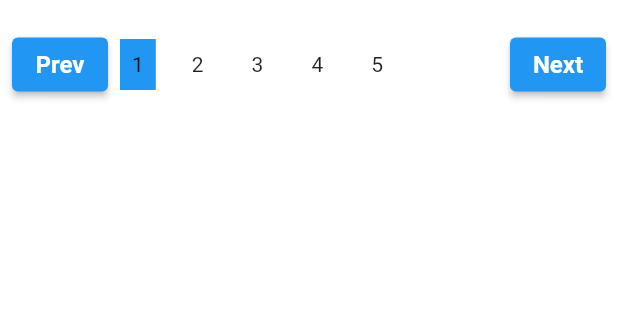
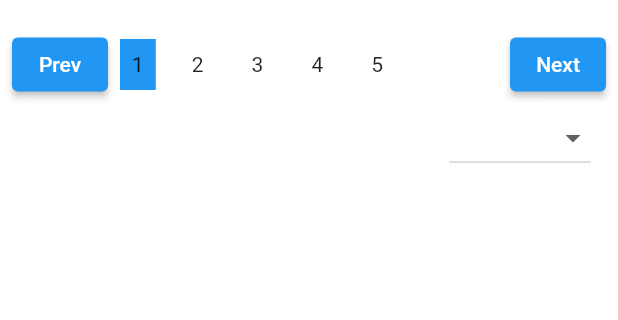
Before and after one commit to Hasnainhai/News_App, a Flutter app: the screen it shows after launch, after a tap on "Next", on a phone screen of 412 x 824 dp, the part 147-467 px from its top. Run offline on Flutter 3.47's test engine with Material 2 defaults, Android fonts, the phone set to English and light mode, and no system bars; our stand-ins replace google_fonts, shared_preferences.

Commit message:
woking on funtional errors

```diff
--- a/lib/Widgets/pagination_button.dart
+++ /dev/null
@@ -1,23 +0,0 @@
-import 'package:flutter/material.dart';
-
-class paginationButton extends StatelessWidget {
-  const paginationButton({required this.text, required this.ontap});
-  final String text;
-  final Function ontap;
-
-  @override
-  Widget build(BuildContext context) {
-    return ElevatedButton(
-      onPressed: () {
-        ontap();
-      },
-      style: ElevatedButton.styleFrom(
-        padding: const EdgeInsets.all(8.0),
-      ),
-      child: Text(
-        text,
-        style: const TextStyle(fontSize: 16.0, fontWeight: FontWeight.w600),
-      ),
-    );
-  }
-}
--- a/lib/consts/newsType.dart
+++ /dev/null
@@ -1,5 +0,0 @@
-
-enum NewsType{
-  allNews,
-  topTrandings,
-}
--- /dev/null
+++ b/lib/consts/vars.dart
@@ -0,0 +1,10 @@
+enum NewsType {
+  allNews,
+  topTrandings,
+}
+
+enum SortBy {
+  relevancy,
+  publistAt,
+  popularity,
+}
--- a/lib/screens/home_screen.dart
+++ b/lib/screens/home_screen.dart
@@ -1,10 +1,9 @@
 import 'package:flutter/material.dart';
 import 'package:google_fonts/google_fonts.dart';
 import 'package:grocery_app/Widgets/drawer_widget.dart';
-import 'package:grocery_app/Widgets/pagination_button.dart';
 import 'package:grocery_app/Widgets/tabs_widget.dart';
 import 'package:grocery_app/Widgets/vertical_spacing_widget.dart';
-import 'package:grocery_app/consts/newsType.dart';
+import 'package:grocery_app/consts/vars.dart';
 import 'package:grocery_app/services/utils.dart';
 
 class HomeScreen extends StatefulWidget {
@@ -16,6 +15,26 @@ class HomeScreen extends StatefulWidget {
 
 class _HomeScreenState extends State<HomeScreen> {
   var newsType = NewsType.allNews;
+  String sortby = SortBy.publistAt.name;
+  int currentIndex = 0;
+  int itemCount = 5;
+
+  void _incrementIndex() {
+    setState(() {
+      if (currentIndex < itemCount - 1) {
+        currentIndex++;
+      }
+    });
+  }
+
+  void _decrementIndex() {
+    setState(() {
+      if (currentIndex > 0) {
+        currentIndex--;
+      }
+    });
+  }
+
   @override
   Widget build(BuildContext context) {
     final Color color = Utils(context).getColor;
@@ -83,19 +102,16 @@ class _HomeScreenState extends State<HomeScreen> {
                     mainAxisAlignment: MainAxisAlignment.spaceAround,
                     children: [
                       paginationButton(
-                        text: 'Prev',
-                        ontap: () {
-                          if (currentPageIndex == 0) {
-                            return;
-                          }
+                        onTap: () {
                           setState(() {
-                            currentPageIndex -= 1;
+                            _decrementIndex();
                           });
                         },
+                        text: 'Prev',
                       ),
                       Flexible(
                         flex: 2,
-                        child: Container(
+                        child: SizedBox(
                           height: 50.0,
                           child: ListView.builder(
                             itemCount: 5,
@@ -108,12 +124,14 @@ class _HomeScreenState extends State<HomeScreen> {
                                       ? Colors.blue
                                       : Theme.of(context).cardColor,
                                   child: InkWell(
+                                    // Use InkWell for tap gestures
                                     onTap: () {
                                       setState(() {
-                                        currentPageIndex = index;
+                                        currentPageIndex =
+                                            index; // Update currentPageIndex on tap
                                       });
                                     },
-                                    child: Padding(
+                                    child: Container(
                                       padding: const EdgeInsets.all(8.0),
                                       child: Center(
                                         child: Text('${index + 1}'),
@@ -127,21 +145,61 @@ class _HomeScreenState extends State<HomeScreen> {
                         ),
                       ),
                       paginationButton(
-                        text: 'Next',
-                        ontap: () {
-                          if (currentPageIndex == 4) {
-                            return;
-                          }
+                        onTap: () {
+                          print('$_incrementIndex()');
                           setState(() {
-                            currentPageIndex += 1;
+                            _incrementIndex();
                           });
                         },
+                        text: 'Next',
                       ),
                     ],
                   ),
+            Align(
+              alignment: Alignment.topRight,
+              child: Material(
+                color: Theme.of(context).cardColor,
+                child: Padding(
+                  padding: const EdgeInsets.symmetric(horizontal: 10.0),
+                  child: DropdownButton(
+                      items: dropDownItems, onChanged: (value) {}),
+                ),
+              ),
+            )
           ],
         ),
       ),
     );
   }
+
+  List<DropdownMenuItem<SortBy>> get dropDownItems {
+    return [
+      DropdownMenuItem(
+        value: SortBy.relevancy,
+        child: Text(SortBy.relevancy.name),
+      ),
+      DropdownMenuItem(
+        value: SortBy.popularity,
+        child: Text(SortBy.popularity.name),
+      ),
+      DropdownMenuItem(
+        value: SortBy.publistAt,
+        child: Text(SortBy.publistAt.name),
+      ),
+    ];
+  }
+
+  Widget paginationButton({
+    required Function onTap,
+    required String text,
+  }) {
+    return ElevatedButton(
+      onPressed: () {
+        onTap();
+      },
+      child: Center(
+        child: Text(text),
+      ),
+    );
+  }
 }
```
